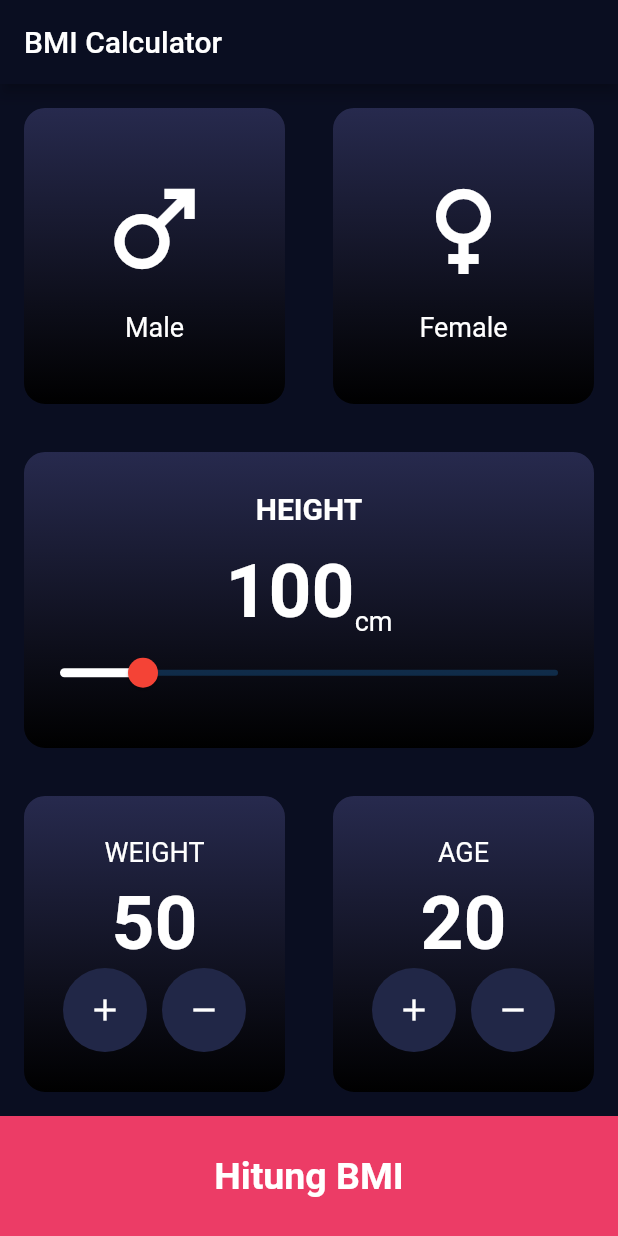
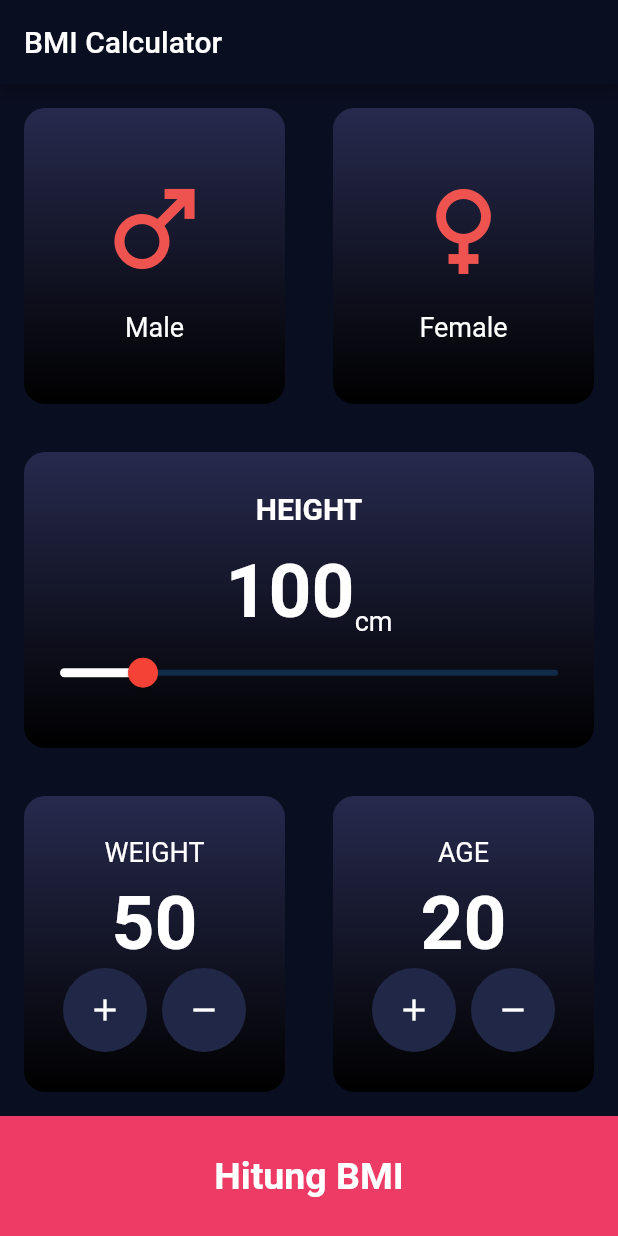
Before and after one commit to lesmanaharmonic/bmi-edspert-ale, a Flutter app: the screen it shows after launch, on a phone screen of 412 x 824 dp. Run offline on Flutter 3.47's test engine with Material 2 defaults, Android fonts, the phone set to English and light mode, and no system bars.

Commit message:
update warna gender

```diff
--- a/lib/views/bmi_data_screen.dart
+++ b/lib/views/bmi_data_screen.dart
@@ -312,7 +312,7 @@ class GenderIconText extends StatelessWidget {
         Icon(
           icon,
           size: 80,
-          color: Colors.white,
+          color: Colors.red.shade400,
         ),
         const SizedBox(
           height: 15,
```
